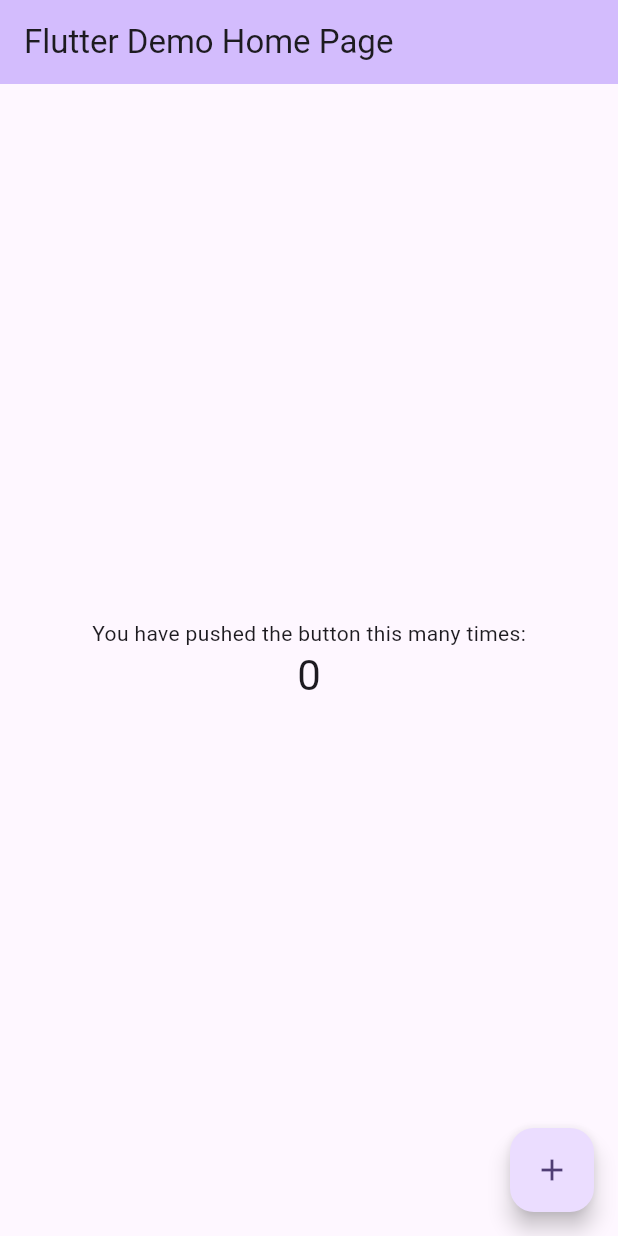
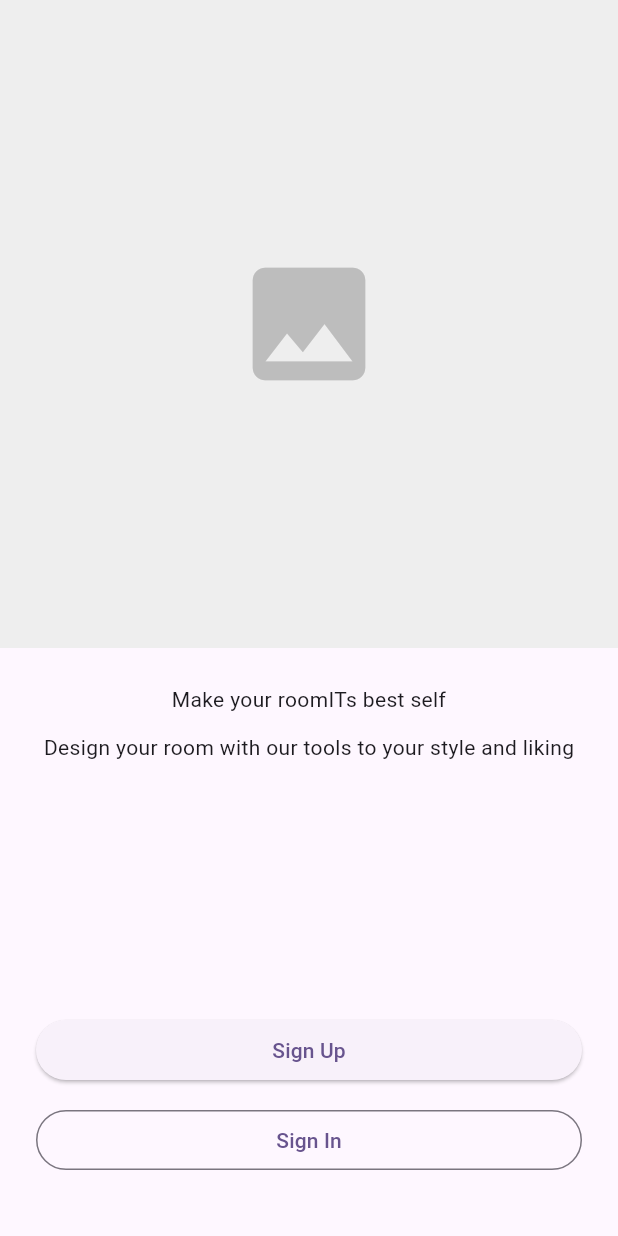
Before and after one commit to BrianZhao15/roomIT, a Flutter app: the screen it shows after launch, on a phone screen of 412 x 824 dp. Run offline on Flutter 3.47's test engine with Material 3 defaults, Android fonts, the phone set to English and light mode, and no system bars.

Commit message:
Started on the onboarding section of the app; brainstorming catchphrases and content ideas along with fluidity of all components when put together

```diff
--- a/lib/main.dart
+++ b/lib/main.dart
@@ -1,4 +1,5 @@
 import 'package:flutter/material.dart';
+import 'screens/floorboarding/floorboarding.dart';
 
 void main() {
   runApp(const MyApp());
@@ -11,7 +12,7 @@
   @override
   Widget build(BuildContext context) {
     return MaterialApp(
-      title: 'Flutter Demo',
+      title: 'roomIT',
       theme: ThemeData(
         // This is the theme of your application.
         //
@@ -30,7 +31,7 @@
         // tested with just a hot reload.
         colorScheme: ColorScheme.fromSeed(seedColor: Colors.deepPurple),
       ),
-      home: const MyHomePage(title: 'Flutter Demo Home Page'),
+      home: const FloorboardingScreen(),
     );
   }
 }
--- /dev/null
+++ b/lib/screens/floorboarding/floorboarding.dart
@@ -0,0 +1,77 @@
+import 'package:flutter/material.dart';
+
+class FloorboardingScreen extends StatelessWidget {
+  const FloorboardingScreen({Key? key}) : super(key: key);
+
+  @override
+  Widget build(BuildContext context) {
+    return Scaffold(
+      body: SafeArea(
+        child: Column(
+          children: [
+            // Image Placeholder
+            Expanded(
+              flex: 3,
+              child: Container(
+                width: double.infinity,
+                color: Colors.grey[200],
+                child: Center(
+                  child: Icon(
+                    Icons.image,
+                    size: 100,
+                    color: Colors.grey[400],
+                  ),
+                ),
+              ),
+            ),
+            // Text Section
+            Padding(
+              padding: const EdgeInsets.symmetric(horizontal: 24.0, vertical: 24),
+              child: Column(
+                children: [
+                  Text(
+                    'Make your roomITs best self',
+                    textAlign: TextAlign.center,
+                  ),
+                  const SizedBox(height: 12),
+                  Text(
+                    'Design your room with our tools to your style and liking',
+                  ),
+                ],
+              ),
+            ),
+            const Spacer(),
+            // Buttons
+            Padding(
+              padding: const EdgeInsets.symmetric(horizontal: 24.0),
+              child: Column(
+                children: [
+                  SizedBox(
+                    width: double.infinity,
+                    child: ElevatedButton(
+                      onPressed: () {
+                        Navigator.pushNamed(context, '/signup');
+                      },
+                      child: const Text('Sign Up'),
+                    ),
+                  ),
+                  const SizedBox(height: 12),
+                  SizedBox(
+                    width: double.infinity,
+                    child: OutlinedButton(
+                      onPressed: () {
+                        Navigator.pushNamed(context, '/signin');
+                      },
+                      child: const Text('Sign In'),
+                    ),
+                  ),
+                ],
+              ),
+            ),
+            const SizedBox(height: 40),
+          ],
+        ),
+      ),
+    );
+  }
+}
```
